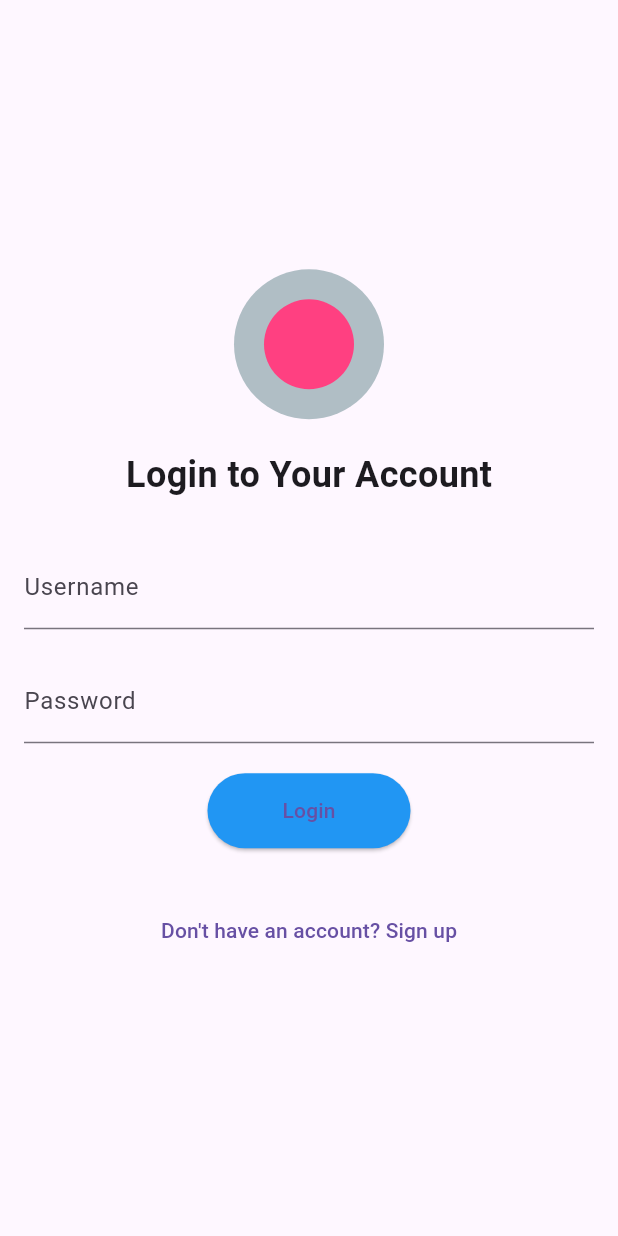
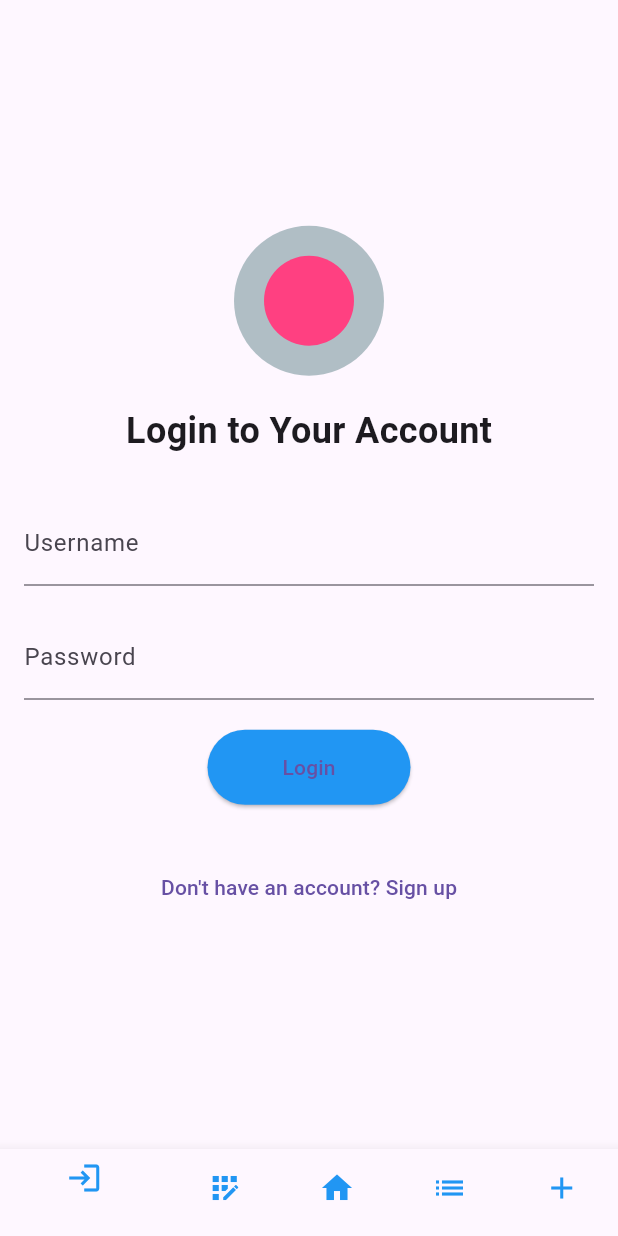
Before and after one commit to HikaruSSG/flutter-app, a Flutter app: the screen it shows after launch, on a phone screen of 412 x 824 dp. Run offline on Flutter 3.47's test engine with Material 3 defaults, Android fonts, the phone set to English and light mode, and no system bars; our stand-ins replace shared_preferences.

Commit message:
navigation added

```diff
--- a/lib/main.dart
+++ b/lib/main.dart
@@ -1,5 +1,5 @@
 import 'package:flutter/material.dart';
-import 'screens/welcome_screen.dart';
+import 'widgets/bottom_navigation_menu.dart';
 
 void main() {
   runApp(MyApp());
@@ -9,11 +9,11 @@ class MyApp extends StatelessWidget {
   @override
   Widget build(BuildContext context) {
     return MaterialApp(
-      title: 'Chat App',
+      title: 'Flutter App',
       theme: ThemeData(
         primarySwatch: Colors.blue,
       ),
-      home: WelcomeScreen(),
+      home: BottomNavigationMenu(),
     );
   }
 }
--- a/lib/screens/product_list_screen.dart
+++ b/lib/screens/product_list_screen.dart
@@ -1,6 +1,7 @@
 import 'package:flutter/material.dart';
 import 'package:shared_preferences/shared_preferences.dart';
 import 'package:flutter_application_1/screens/product_entry_screen.dart';
+import 'package:flutter_application_1/screens/log_screen.dart';
 
 class ProductListScreen extends StatefulWidget {
   @override
@@ -82,6 +83,24 @@ class _ProductListScreenState extends State<ProductListScreen> {
     return Scaffold(
       appBar: AppBar(
         title: Text('Product List'),
+        actions: [
+          PopupMenuButton<String>(
+            onSelected: (String result) {
+              if (result == 'View Logs') {
+                Navigator.push(
+                  context,
+                  MaterialPageRoute(builder: (context) => LogScreen()),
+                );
+              }
+            },
+            itemBuilder: (BuildContext context) => [
+              PopupMenuItem<String>(
+                value: 'View Logs',
+                child: Text('View Logs'),
+              ),
+            ],
+          ),
+        ],
       ),
       body: _products.isEmpty
           ? Center(child: Text('No products found.'))
--- /dev/null
+++ b/lib/widgets/bottom_navigation_menu.dart
@@ -0,0 +1,53 @@
+import 'package:flutter/material.dart';
+import '../screens/login_screen.dart';
+import '../screens/signup_screen.dart';
+import '../screens/welcome_screen.dart';
+import '../screens/product_list_screen.dart';
+import '../screens/product_entry_screen.dart';
+
+class BottomNavigationMenu extends StatefulWidget {
+  @override
+  _BottomNavigationMenuState createState() => _BottomNavigationMenuState();
+}
+
+class _BottomNavigationMenuState extends State<BottomNavigationMenu> {
+  int _currentIndex = 0;
+
+  final List<Widget> _screens = [
+    LoginScreen(),
+    SignUpScreen(),
+    WelcomeScreen(),
+    ProductListScreen(),
+    ProductEntryScreen(),
+  ];
+
+  @override
+  Widget build(BuildContext context) {
+    return Scaffold(
+      body: _screens[_currentIndex],
+      bottomNavigationBar: BottomNavigationBar(
+        currentIndex: _currentIndex,
+        onTap: (index) {
+          setState(() {
+            _currentIndex = index;
+          });
+        },
+        items: [
+          BottomNavigationBarItem(
+              icon: Icon(Icons.login, color: Colors.blue), label: 'Login'),
+          BottomNavigationBarItem(
+              icon: Icon(Icons.app_registration, color: Colors.blue),
+              label: 'Signup'),
+          BottomNavigationBarItem(
+              icon: Icon(Icons.home, color: Colors.blue), label: 'Welcome'),
+          BottomNavigationBarItem(
+              icon: Icon(Icons.list, color: Colors.blue),
+              label: 'Product List'),
+          BottomNavigationBarItem(
+              icon: Icon(Icons.add, color: Colors.blue),
+              label: 'Product Entry'),
+        ],
+      ),
+    );
+  }
+}
```
